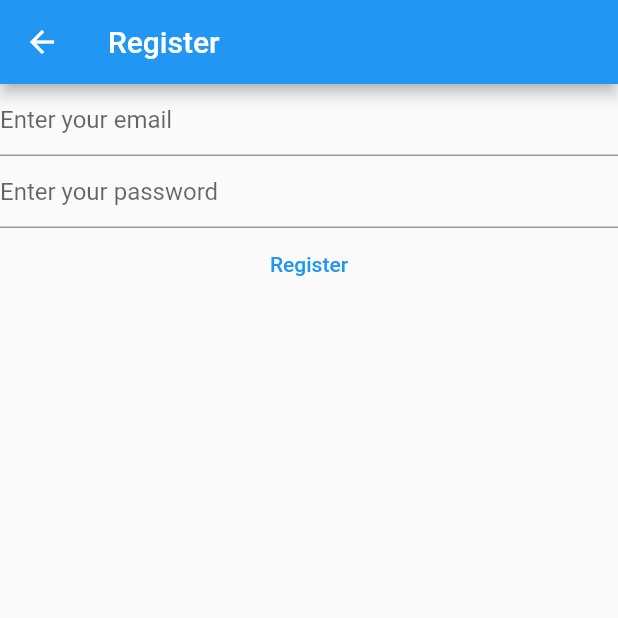
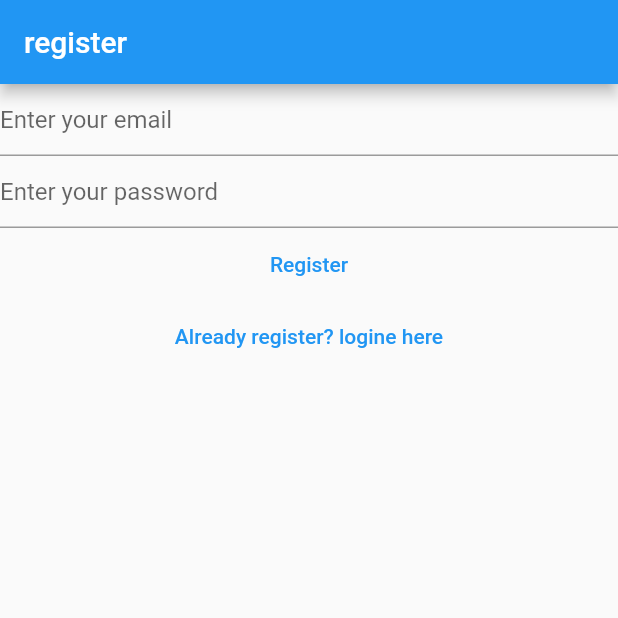
Before and after one commit to TejasAmdare/30DaysOfFlutter, a Flutter app: the RegesterView screen opened directly, on a phone screen of 412 x 824 dp, the top half of it. Run offline on Flutter 3.47's test engine with Material 2 defaults, Android fonts, the phone set to English and light mode, and no system bars; our stand-ins replace firebase_auth, firebase_core; accounts and stored records are empty.

Commit message:
second commit

```diff
--- a/lib/views/register_view.dart
+++ b/lib/views/register_view.dart
@@ -31,14 +31,10 @@ class _RegesterViewState extends State<RegesterView> {
   @override
   Widget build(BuildContext context) {
     return Scaffold(
-      appBar: AppBar(title: const Text('Register')),
-      body: FutureBuilder(
-        future: Firebase.initializeApp(
-            options: DefaultFirebaseOptions.currentPlatform),
-        builder: (context, snapshot) {
-          switch (snapshot.connectionState) {
-            case ConnectionState.done:
-              return Column(
+      appBar: AppBar(
+        title: const Text('register'),
+      ),
+      body: Column(
         children: [
           TextField(
             controller: _email,
@@ -81,12 +77,16 @@ class _RegesterViewState extends State<RegesterView> {
             },
             child: const Text('Register'),
           ),
+          TextButton(
+            onPressed: () {
+              Navigator.of(context).pushNamedAndRemoveUntil(
+                '/login/',
+                (route) => false,
+              );
+            },
+            child: const Text('Already register? logine here'),
+          )
         ],
-              );
-            default:
-              return const Text('Loding...');
-          }
-        },
       ),
     );
   }
```
Also changed, not shown: lib/main.dart (+17 -9 lines), lib/views/login_view.dart (+11 -15 lines), lib/views/verify_email.dart (added, +30 -0 lines). Lines whose indentation alone changed are shown as unchanged.
